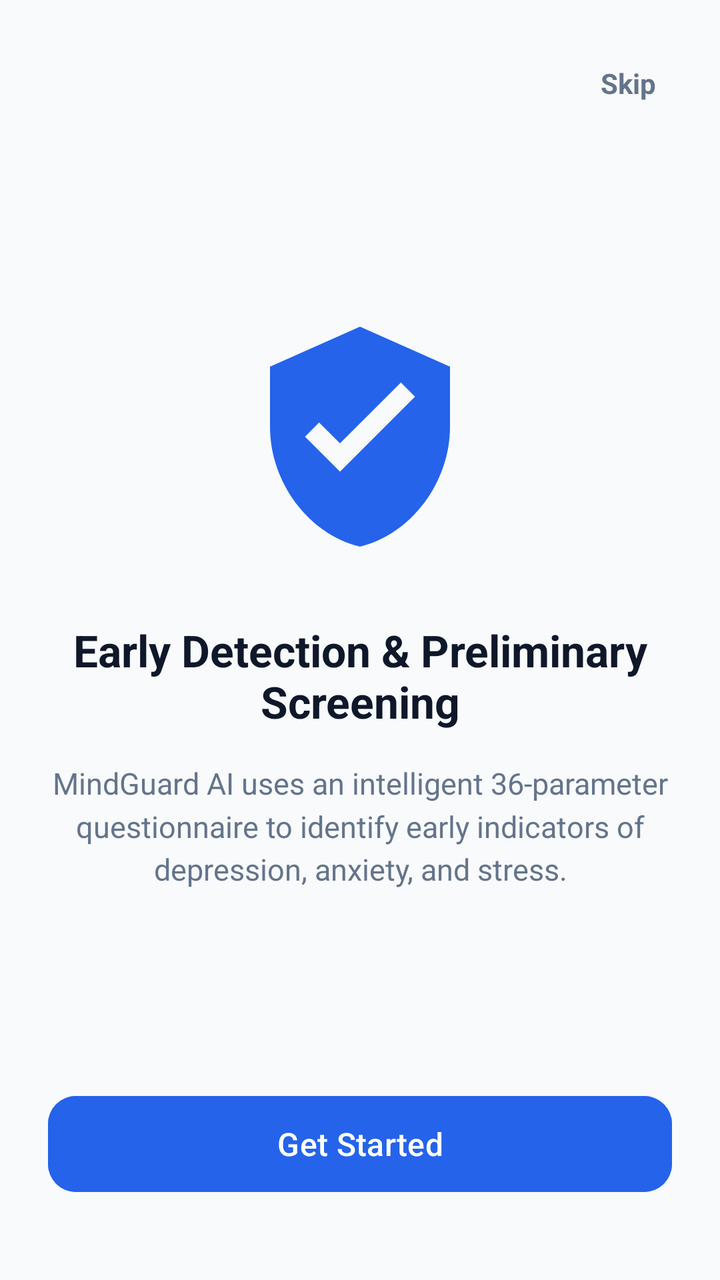
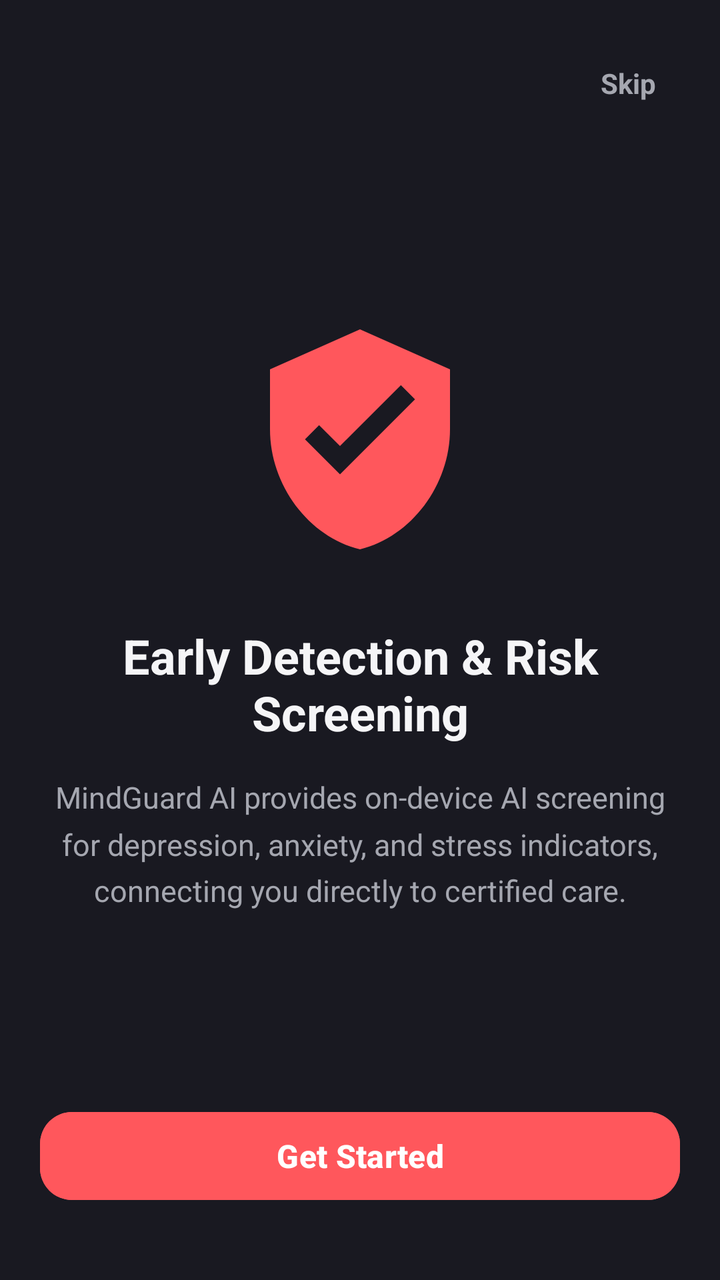

Compare the two renders of this Android layout. The source of the first and the diff that turns it into the second are given below.
<!-- AndroidManifest.xml: application theme Theme.MindGuardAI -->
<!-- res/layout/fragment_onboarding.xml -->
<?xml version="1.0" encoding="utf-8"?>
<androidx.constraintlayout.widget.ConstraintLayout
    xmlns:android="http://schemas.android.com/apk/res/android"
    xmlns:app="http://schemas.android.com/apk/res-auto"
    android:layout_width="match_parent"
    android:layout_height="match_parent"
    android:background="@color/background_light"
    android:padding="24dp">

    <TextView
        android:id="@+id/btnSkip"
        android:layout_width="wrap_content"
        android:layout_height="wrap_content"
        android:text="Skip"
        android:textColor="@color/text_secondary"
        android:textSize="14sp"
        android:textStyle="bold"
        android:padding="8dp"
        app:layout_constraintEnd_toEndOf="parent"
        app:layout_constraintTop_toTopOf="parent" />

    <ImageView
        android:id="@+id/ivOnboardingIllustration"
        android:layout_width="120dp"
        android:layout_height="120dp"
        android:src="@drawable/ic_shield_check"
        app:tint="@color/primary"
        app:layout_constraintBottom_toTopOf="@+id/tvOnboardingTitle"
        app:layout_constraintEnd_toEndOf="parent"
        app:layout_constraintStart_toStartOf="parent"
        app:layout_constraintTop_toBottomOf="@+id/btnSkip"
        app:layout_constraintVertical_chainStyle="packed" />

    <TextView
        android:id="@+id/tvOnboardingTitle"
        android:layout_width="0dp"
        android:layout_height="wrap_content"
        android:layout_marginTop="32dp"
        android:gravity="center"
        android:text="Early Detection &amp; Preliminary Screening"
        android:textColor="@color/text_primary"
        android:textSize="22sp"
        android:textStyle="bold"
        app:layout_constraintBottom_toTopOf="@+id/tvOnboardingDesc"
        app:layout_constraintEnd_toEndOf="parent"
        app:layout_constraintStart_toStartOf="parent"
        app:layout_constraintTop_toBottomOf="@+id/ivOnboardingIllustration" />

    <TextView
        android:id="@+id/tvOnboardingDesc"
        android:layout_width="0dp"
        android:layout_height="wrap_content"
        android:layout_marginTop="16dp"
        android:gravity="center"
        android:text="MindGuard AI uses an intelligent 36-parameter questionnaire to identify early indicators of depression, anxiety, and stress."
        android:textColor="@color/text_secondary"
        android:textSize="15sp"
        android:lineSpacingMultiplier="1.2"
        app:layout_constraintBottom_toTopOf="@+id/btnGetStarted"
        app:layout_constraintEnd_toEndOf="parent"
        app:layout_constraintStart_toStartOf="parent"
        app:layout_constraintTop_toBottomOf="@+id/tvOnboardingTitle" />

    <com.google.android.material.button.MaterialButton
        android:id="@+id/btnGetStarted"
        android:layout_width="match_parent"
        android:layout_height="56dp"
        android:layout_marginBottom="16dp"
        android:text="Get Started"
        android:textAllCaps="false"
        android:textSize="16sp"
        app:cornerRadius="14dp"
        android:backgroundTint="@color/primary"
        app:layout_constraintBottom_toBottomOf="parent"
        app:layout_constraintEnd_toEndOf="parent"
        app:layout_constraintStart_toStartOf="parent" />

</androidx.constraintlayout.widget.ConstraintLayout>
<!-- resources referenced by this layout -->
<resources>
  <color name="background_light">#F8FAFC</color>
  <color name="primary">#2563EB</color>
  <color name="text_primary">#0F172A</color>
  <color name="text_secondary">#64748B</color>
  <!-- drawable ic_shield_check (drawable) -->
  <vector xmlns:android="http://schemas.android.com/apk/res/android"
      android:width="24dp"
      android:height="24dp"
      android:viewportWidth="24"
      android:viewportHeight="24">
    <path
        android:fillColor="#0D9488"
        android:pathData="M12,1L3,5v6c0,5.55 3.84,10.74 9,12c5.16,-1.26 9,-6.45 9,-12V5L12,1zM10,15.5l-3.5,-3.5l1.41,-1.41L10,12.67l6.09,-6.09L17.5,8L10,15.5z"/>
  </vector>
  <style name="Theme.MindGuardAI" parent="Theme.Material3.DayNight.NoActionBar">
          
          <item name="colorPrimary">@color/primary</item>
          <item name="colorOnPrimary">@color/surface_light</item>
          
          <item name="colorSecondary">@color/accent</item>
          <item name="android:statusBarColor">@color/primary_dark</item>
      </style>
  <color name="surface_light">#FFFFFF</color>
  <color name="accent">#0D9488</color>
  <color name="primary_dark">#1E293B</color>
</resources>

<!-- the commit's change to res/layout/fragment_onboarding.xml (unified diff, before → after) -->
@@ -5,7 +5,7 @@
     android:layout_width="match_parent"
     android:layout_height="match_parent"
     android:background="@color/background_light"
-    android:padding="24dp">
+    android:padding="20dp">
 
     <TextView
         android:id="@+id/btnSkip"
@@ -15,7 +15,7 @@
         android:textColor="@color/text_secondary"
         android:textSize="14sp"
         android:textStyle="bold"
-        android:padding="8dp"
+        android:padding="12dp"
         app:layout_constraintEnd_toEndOf="parent"
         app:layout_constraintTop_toTopOf="parent" />
 
@@ -24,7 +24,6 @@
         android:layout_width="120dp"
         android:layout_height="120dp"
         android:src="@drawable/ic_shield_check"
-        app:tint="@color/primary"
         app:layout_constraintBottom_toTopOf="@+id/tvOnboardingTitle"
         app:layout_constraintEnd_toEndOf="parent"
         app:layout_constraintStart_toStartOf="parent"
@@ -37,9 +36,9 @@
         android:layout_height="wrap_content"
         android:layout_marginTop="32dp"
         android:gravity="center"
-        android:text="Early Detection &amp; Preliminary Screening"
+        android:text="Early Detection &amp; Risk Screening"
         android:textColor="@color/text_primary"
-        android:textSize="22sp"
+        android:textSize="24sp"
         android:textStyle="bold"
         app:layout_constraintBottom_toTopOf="@+id/tvOnboardingDesc"
         app:layout_constraintEnd_toEndOf="parent"
@@ -52,10 +51,10 @@
         android:layout_height="wrap_content"
         android:layout_marginTop="16dp"
         android:gravity="center"
-        android:text="MindGuard AI uses an intelligent 36-parameter questionnaire to identify early indicators of depression, anxiety, and stress."
+        android:text="MindGuard AI provides on-device AI screening for depression, anxiety, and stress indicators, connecting you directly to certified care."
         android:textColor="@color/text_secondary"
         android:textSize="15sp"
-        android:lineSpacingMultiplier="1.2"
+        android:lineSpacingMultiplier="1.3"
         app:layout_constraintBottom_toTopOf="@+id/btnGetStarted"
         app:layout_constraintEnd_toEndOf="parent"
         app:layout_constraintStart_toStartOf="parent"
@@ -64,12 +63,14 @@
     <com.google.android.material.button.MaterialButton
         android:id="@+id/btnGetStarted"
         android:layout_width="match_parent"
-        android:layout_height="56dp"
+        android:layout_height="52dp"
         android:layout_marginBottom="16dp"
         android:text="Get Started"
         android:textAllCaps="false"
+        android:textColor="@color/text_white"
         android:textSize="16sp"
-        app:cornerRadius="14dp"
+        android:textStyle="bold"
+        app:cornerRadius="16dp"
         android:backgroundTint="@color/primary"
         app:layout_constraintBottom_toBottomOf="parent"
         app:layout_constraintEnd_toEndOf="parent"
<!-- resource entries referenced after the edit -->
@@ -1,9 +1,10 @@
 <!-- resources referenced by this layout -->
 <resources>
-  <color name="background_light">#F8FAFC</color>
-  <color name="primary">#2563EB</color>
-  <color name="text_primary">#0F172A</color>
-  <color name="text_secondary">#64748B</color>
+  <color name="background_light">#191921</color>
+  <color name="primary">#FF575C</color>
+  <color name="text_primary">#F5F5F7</color>
+  <color name="text_secondary">#A5A7B0</color>
+  <color name="text_white">#FFFFFF</color>
   <!-- drawable ic_shield_check (drawable) -->
   <vector xmlns:android="http://schemas.android.com/apk/res/android"
       android:width="24dp"
@@ -11,19 +12,32 @@
       android:viewportWidth="24"
       android:viewportHeight="24">
     <path
-        android:fillColor="#0D9488"
+        android:fillColor="#FF575C"
         android:pathData="M12,1L3,5v6c0,5.55 3.84,10.74 9,12c5.16,-1.26 9,-6.45 9,-12V5L12,1zM10,15.5l-3.5,-3.5l1.41,-1.41L10,12.67l6.09,-6.09L17.5,8L10,15.5z"/>
   </vector>
-  <style name="Theme.MindGuardAI" parent="Theme.Material3.DayNight.NoActionBar">
+  <style name="Theme.MindGuardAI" parent="Theme.Material3.Dark.NoActionBar">
           
           <item name="colorPrimary">@color/primary</item>
-          <item name="colorOnPrimary">@color/surface_light</item>
+          <item name="colorOnPrimary">@color/text_white</item>
+          <item name="colorPrimaryContainer">@color/primary_container</item>
+          <item name="colorOnPrimaryContainer">@color/primary_soft</item>
+  
           
-          <item name="colorSecondary">@color/accent</item>
-          <item name="android:statusBarColor">@color/primary_dark</item>
+          <item name="android:colorBackground">@color/background_light</item>
+          <item name="colorSurface">@color/surface_light</item>
+          <item name="colorSurfaceVariant">@color/surface_2</item>
+          <item name="colorOnSurface">@color/text_primary</item>
+          <item name="colorOnSurfaceVariant">@color/text_secondary</item>
+  
+          
+          <item name="android:statusBarColor">@color/background_light</item>
+          <item name="android:navigationBarColor">@color/background_light</item>
+          <item name="android:windowLightStatusBar">false</item>
+          <item name="android:windowLightNavigationBar">false</item>
       </style>
-  <color name="surface_light">#FFFFFF</color>
-  <color name="accent">#0D9488</color>
-  <color name="primary_dark">#1E293B</color>
+  <color name="primary_container">#2C1F24</color>
+  <color name="primary_soft">#FF777B</color>
+  <color name="surface_light">#1E212A</color>
+  <color name="surface_2">#242732</color>
 </resources>
 
